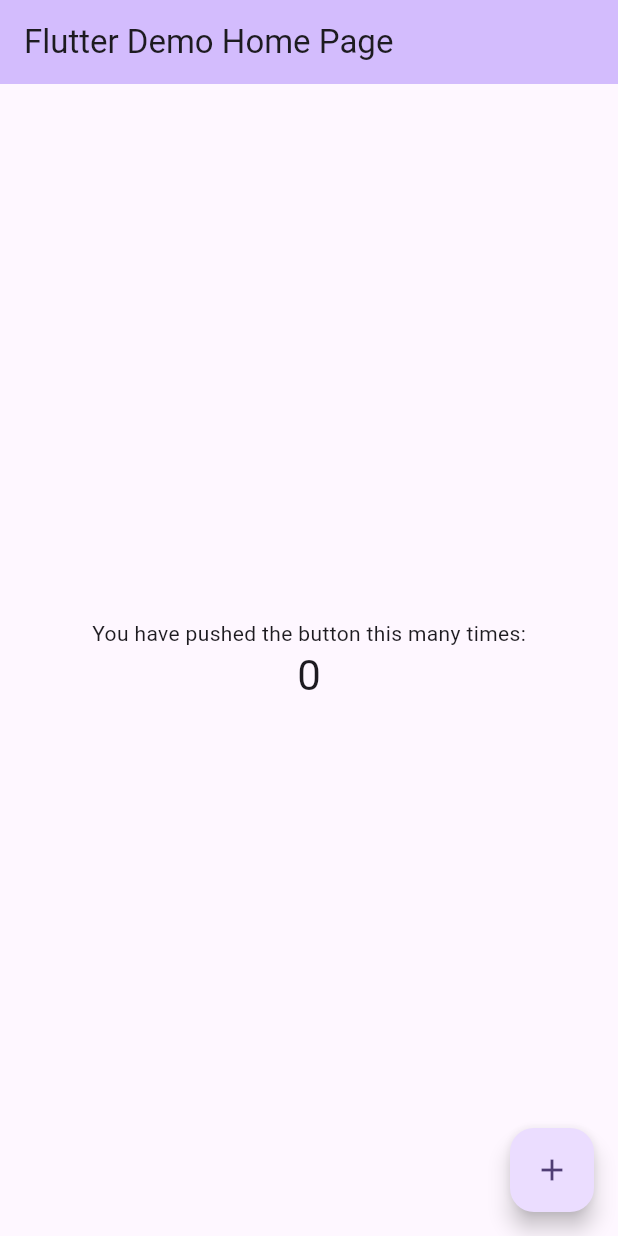
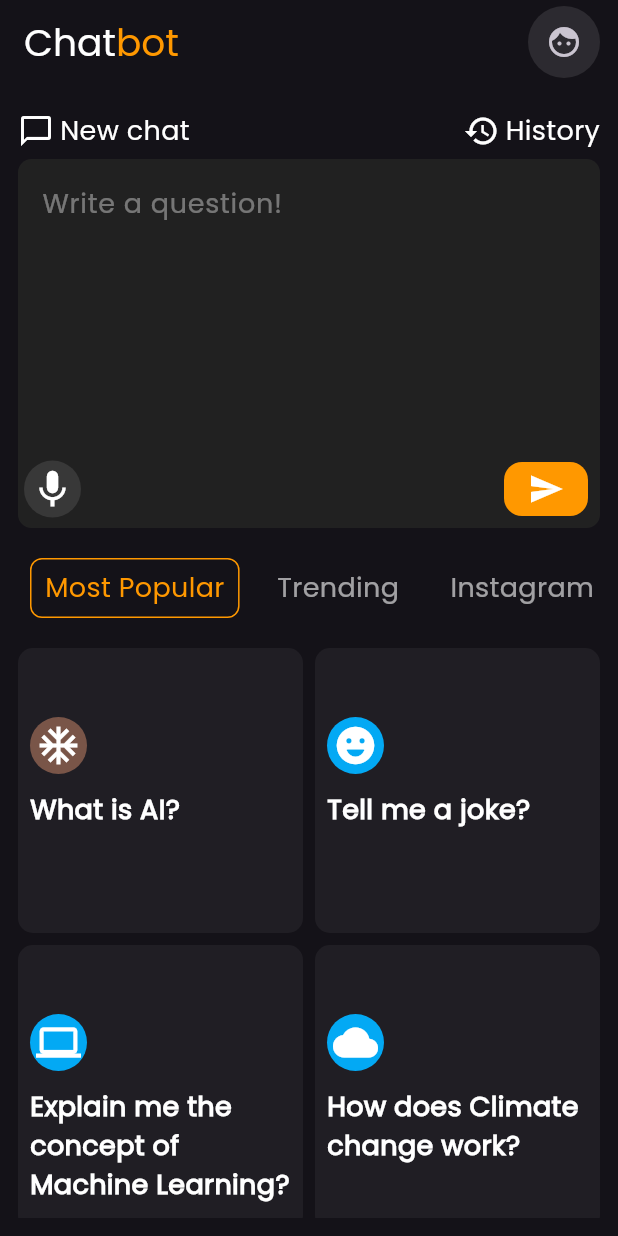
Before and after one commit to NadimOvi/Chatbot-Flutter-Template, a Flutter app: the screen it shows after launch, on a phone screen of 412 x 824 dp. Run offline on Flutter 3.47's test engine with Material 3 defaults, Android fonts, the phone set to English and light mode, and no system bars; our stand-ins replace animated_text_kit.

Commit message:
Main Screen Added

```diff
--- a/lib/main.dart
+++ b/lib/main.dart
@@ -1,107 +1,27 @@
+import 'package:chat_bot_project/provider/msg_provider.dart';
+import 'package:chat_bot_project/screen/splash_screen.dart';
 import 'package:flutter/material.dart';
+import 'package:provider/provider.dart';
 
 void main() {
-  runApp(const MyApp());
+  runApp(
+    MultiProvider(
+      providers: [
+        ChangeNotifierProvider(create: (_) => MessageProvider()),
+      ],
+      child: const MyApp(),
+    ),
+  );
 }
 
 class MyApp extends StatelessWidget {
   const MyApp({super.key});
-
-  // This widget is the root of your application.
   @override
   Widget build(BuildContext context) {
     return MaterialApp(
-      title: 'Hello Nadim',
-      theme: ThemeData(
-        colorScheme: ColorScheme.fromSeed(seedColor: Colors.deepPurple),
-      ),
-      home: const MyHomePage(title: 'Flutter Demo Home Page'),
-    );
+        debugShowCheckedModeBanner: false,
+        title: 'Flutter Demo',
+        theme: ThemeData.dark(),
+        home: SplashScreen());
   }
 }
-
-class MyHomePage extends StatefulWidget {
-  const MyHomePage({super.key, required this.title});
-
-  // This widget is the home page of your application. It is stateful, meaning
-  // that it has a State object (defined below) that contains fields that affect
-  // how it looks.
-
-  // This class is the configuration for the state. It holds the values (in this
-  // case the title) provided by the parent (in this case the App widget) and
-  // used by the build method of the State. Fields in a Widget subclass are
-  // always marked "final".
-
-  final String title;
-
-  @override
-  State<MyHomePage> createState() => _MyHomePageState();
-}
-
-class _MyHomePageState extends State<MyHomePage> {
-  int _counter = 0;
-
-  void _incrementCounter() {
-    setState(() {
-      // This call to setState tells the Flutter framework that something has
-      // changed in this State, which causes it to rerun the build method below
-      // so that the display can reflect the updated values. If we changed
-      // _counter without calling setState(), then the build method would not be
-      // called again, and so nothing would appear to happen.
-      _counter++;
-    });
-  }
-
-  @override
-  Widget build(BuildContext context) {
-    // This method is rerun every time setState is called, for instance as done
-    // by the _incrementCounter method above.
-    //
-    // The Flutter framework has been optimized to make rerunning build methods
-    // fast, so that you can just rebuild anything that needs updating rather
-    // than having to individually change instances of widgets.
-    return Scaffold(
-      appBar: AppBar(
-        // TRY THIS: Try changing the color here to a specific color (to
-        // Colors.amber, perhaps?) and trigger a hot reload to see the AppBar
-        // change color while the other colors stay the same.
-        backgroundColor: Theme.of(context).colorScheme.inversePrimary,
-        // Here we take the value from the MyHomePage object that was created by
-        // the App.build method, and use it to set our appbar title.
-        title: Text(widget.title),
-      ),
-      body: Center(
-        // Center is a layout widget. It takes a single child and positions it
-        // in the middle of the parent.
-        child: Column(
-          // Column is also a layout widget. It takes a list of children and
-          // arranges them vertically. By default, it sizes itself to fit its
-          // children horizontally, and tries to be as tall as its parent.
-          //
-          // Column has various properties to control how it sizes itself and
-          // how it positions its children. Here we use mainAxisAlignment to
-          // center the children vertically; the main axis here is the vertical
-          // axis because Columns are vertical (the cross axis would be
-          // horizontal).
-          //
-          // TRY THIS: Invoke "debug painting" (choose the "Toggle Debug Paint"
-          // action in the IDE, or press "p" in the console), to see the
-          // wireframe for each widget.
-          mainAxisAlignment: MainAxisAlignment.center,
-          children: <Widget>[
-            const Text('You have pushed the button this many times:'),
-            Text(
-              '$_counter',
-              style: Theme.of(context).textTheme.headlineMedium,
-            ),
-          ],
-        ),
-      ),
-      floatingActionButton: FloatingActionButton(
-        onPressed: _incrementCounter,
-        tooltip: 'Increment',
-        child: const Icon(Icons.add),
-      ), // This trailing comma makes auto-formatting nicer for build methods.
-    );
-  }
-}
--- /dev/null
+++ b/lib/screen/dashboard_screen.dart
@@ -0,0 +1,273 @@
+import 'package:flutter/material.dart';
+
+import '../utils/app_constant.dart';
+import '../utils/util_helper.dart';
+import 'chat_screen.dart';
+
+class DashboardScreen extends StatefulWidget {
+  @override
+  State<DashboardScreen> createState() => _DashboardScreenState();
+}
+
+class _DashboardScreenState extends State<DashboardScreen> {
+  int selectedIndex = 0;
+  var searchController = TextEditingController();
+
+  @override
+  Widget build(BuildContext context) {
+    return Scaffold(
+      /// -------------- Appbar--------------------------///
+      appBar: AppBar(
+        title: Text.rich(
+          TextSpan(
+            text: "Chat",
+            style: mTextStyle25(fontColor: Colors.white),
+            children: [
+              TextSpan(
+                text: "bot",
+                style: mTextStyle25(fontColor: Colors.orange),
+              ),
+            ],
+          ),
+        ),
+        actions: [
+          Padding(
+            padding: const EdgeInsets.symmetric(horizontal: 12.0),
+            child: Container(
+                decoration: BoxDecoration(
+                    color: Colors.white10,
+                    borderRadius: BorderRadius.circular(100)),
+                child:
+                IconButton(icon: const Icon(Icons.face), onPressed: () {})),
+          ),
+        ],
+      ),
+
+      /// -----------------------------BODY-----------------------------------///
+      body: Padding(
+        padding: const EdgeInsets.all(12.0),
+        child: Column(
+          crossAxisAlignment: CrossAxisAlignment.start,
+          children: [
+            Padding(
+              padding: const EdgeInsets.symmetric(vertical: 6.0),
+              child: Row(
+                mainAxisAlignment: MainAxisAlignment.spaceBetween,
+                children: [
+                  Row(
+                    children: [
+                      const Icon(Icons.chat_bubble_outline),
+                      const SizedBox(
+                        width: 4,
+                      ),
+                      Text(
+                        "New chat",
+                        style: mTextStyle18(fontColor: Colors.white),
+                      )
+                    ],
+                  ),
+                  Row(
+                    children: [
+                      const Icon(Icons.history),
+                      const SizedBox(
+                        width: 4,
+                      ),
+                      Text(
+                        "History",
+                        style: mTextStyle18(fontColor: Colors.white),
+                      )
+                    ],
+                  )
+                ],
+              ),
+            ),
+
+            /// Search Text field
+            Container(
+              decoration: BoxDecoration(
+                  color: Colors.grey[900],
+                  borderRadius: BorderRadius.circular(9)),
+              child: Column(
+                children: [
+                  TextField(
+                    controller: searchController,
+                    style: mTextStyle18(fontColor: Colors.white70),
+                    onSubmitted: (value) {
+                      Navigator.push(
+                          context,
+                          MaterialPageRoute(
+                              builder: (context) =>
+                                  ChatScreen(query: searchController.text)));
+                    },
+                    maxLines: 6,
+                    decoration: InputDecoration(
+                      hintText: "Write a question!",
+                      hintStyle: mTextStyle18(fontColor: Colors.white38),
+                      filled: true,
+                      fillColor: Colors.grey[900],
+                      border: OutlineInputBorder(
+                        borderRadius: BorderRadius.circular(12),
+                        borderSide: BorderSide.none,
+                      ),
+                    ),
+                  ),
+                  Row(
+                    mainAxisAlignment: MainAxisAlignment.spaceBetween,
+                    children: [
+                      Padding(
+                        padding: const EdgeInsets.all(4),
+                        child: Container(
+                            decoration: BoxDecoration(
+                                color: Colors.white10,
+                                borderRadius: BorderRadius.circular(100)),
+                            child: const Padding(
+                              padding: EdgeInsets.all(4.0),
+                              child: Icon(
+                                Icons.mic,
+                                color: Colors.white,
+                                size: 30,
+                              ),
+                            )),
+                      ),
+                      Padding(
+                        padding: const EdgeInsets.all(8.0),
+                        child: InkWell(
+                          onTap: () {
+                            Navigator.push(
+                                context,
+                                MaterialPageRoute(
+                                    builder: (context) => ChatScreen(
+                                        query: searchController.text)));
+                          },
+                          child: Container(
+                              decoration: BoxDecoration(
+                                  color: Colors.orange,
+                                  borderRadius: BorderRadius.circular(12)),
+                              child: const Padding(
+                                padding: EdgeInsets.symmetric(
+                                    horizontal: 16.0, vertical: 6),
+                                child: Icon(Icons.send),
+                              )),
+                        ),
+                      ),
+                    ],
+                  )
+                ],
+              ),
+            ),
+            const SizedBox(height: 20),
+            // Tab Bar
+
+            /// ----------------------- Tab --------------------------------------///
+            SizedBox(
+              height: 40,
+              child: ListView.builder(
+                itemCount: AppConstant.defaultQues.length,
+                scrollDirection: Axis.horizontal,
+                shrinkWrap: true,
+                itemBuilder: (context, index) {
+                  return InkWell(
+                    onTap: () {
+                      setState(() {
+                        selectedIndex = index;
+                      });
+                    },
+                    child: Container(
+                      margin: const EdgeInsets.symmetric(horizontal: 8),
+                      decoration: BoxDecoration(
+                          borderRadius: BorderRadius.circular(8),
+                          border: index == selectedIndex
+                              ? Border.all(width: 1, color: Colors.orange)
+                              : null),
+                      child: Padding(
+                        padding: const EdgeInsets.symmetric(horizontal: 9),
+                        child: Center(
+                            child: Text(
+                              AppConstant.defaultQues[index]["title"],
+                              style: index == selectedIndex
+                                  ? mTextStyle18(
+                                fontColor: Colors.orange,
+                              )
+                                  : mTextStyle18(
+                                fontColor: Colors.white60,
+                              ),
+                            )),
+                      ),
+                    ),
+                  );
+                },
+              ),
+            ),
+
+            const SizedBox(height: 20),
+
+            ///  Quick Questions Grid
+            Expanded(
+              child: GridView.builder(
+                itemCount:
+                AppConstant.defaultQues[selectedIndex]['question'].length,
+                gridDelegate: const SliverGridDelegateWithFixedCrossAxisCount(
+                    crossAxisSpacing: 8, mainAxisSpacing: 8, crossAxisCount: 2),
+                itemBuilder: (context, index) {
+                  Map<String, dynamic> data =
+                  AppConstant.defaultQues[selectedIndex]['question'][index];
+                  return InkWell(
+                    onTap: () {
+                      Navigator.push(
+                          context,
+                          MaterialPageRoute(
+                              builder: (context) => ChatScreen(
+                                query: data['ques'],
+                              )));
+                    },
+                    child: Container(
+                      decoration: BoxDecoration(
+                        color: Colors.white.withOpacity(0.05),
+                        borderRadius: BorderRadius.circular(10),
+                      ),
+                      child: Padding(
+                        padding: const EdgeInsets.all(8.0),
+                        child: Column(
+                          mainAxisAlignment: MainAxisAlignment.center,
+                          crossAxisAlignment: CrossAxisAlignment.start,
+                          children: [
+                            Expanded(
+                              child: Align(
+                                alignment: Alignment.bottomLeft,
+                                child: Container(
+                                    margin: const EdgeInsets.symmetric(
+                                        vertical: 11),
+                                    decoration: BoxDecoration(
+                                        shape: BoxShape.circle,
+                                        color: data['color']),
+                                    child: Padding(
+                                      padding: const EdgeInsets.all(4.0),
+                                      child: Icon(
+                                        data['icon'],
+                                        size: 30,
+                                      ),
+                                    )),
+                              ),
+                            ),
+                            Expanded(
+                              child: Text(
+                                data['ques'],
+                                style: mTextStyle18(
+                                    fontColor: Colors.white,
+                                    fontWeight: FontWeight.bold),
+                              ),
+                            )
+                          ],
+                        ),
+                      ),
+                    ),
+                  );
+                },
+              ),
+            ),
+          ],
+        ),
+      ),
+    );
+  }
+}
--- a/pubspec.yaml
+++ b/pubspec.yaml
@@ -36,6 +36,8 @@ dependencies:
   cupertino_icons: ^1.0.8
   http: ^1.5.0
   provider: ^6.1.5+1
+  intl: ^0.20.2
+  animated_text_kit: ^4.3.0
 
 dev_dependencies:
   flutter_test:
```
Also changed, not shown: lib/screen/chat_screen.dart (added, +277 -0 lines), lib/screen/splash_screen.dart (added, +46 -0 lines), pubspec.lock.
